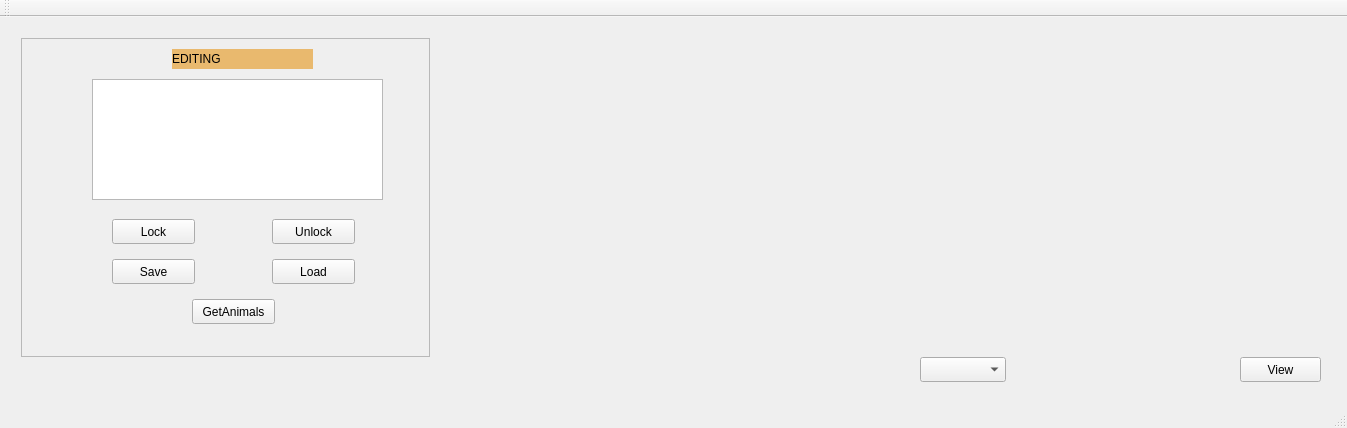
This is mainwindow.ui in DevonHope/Animal-Shelter-Registry-System as Qt 5 draws it before an edit. The edited form follows.
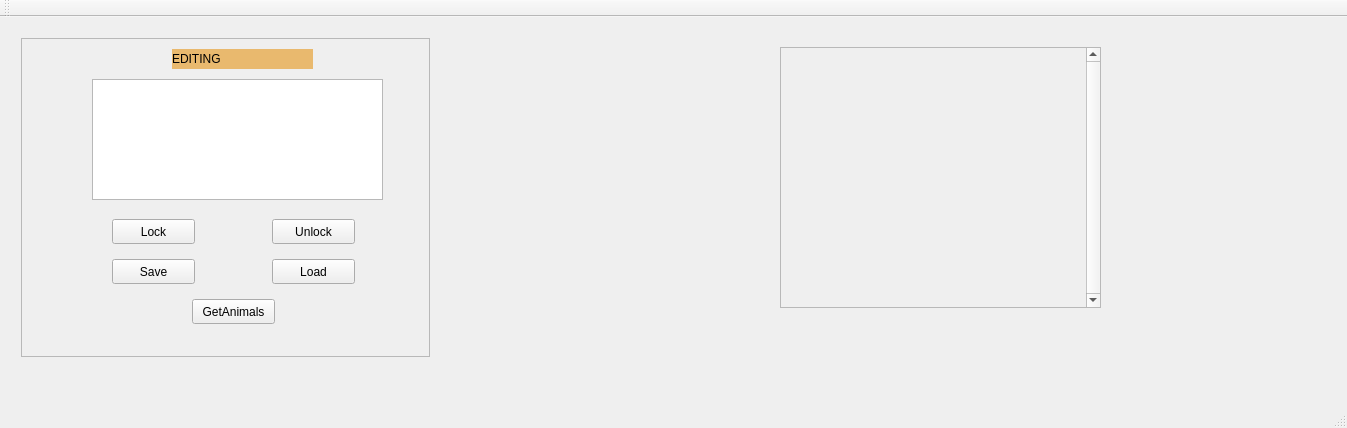
This is the edited form.

Commit message: Started viewing animal profile UI and functionality

What changed in the file:
```diff
--- a/mainwindow.ui
+++ b/mainwindow.ui
@@ -137,39 +137,58 @@
      </item>
     </layout>
    </widget>
-   <widget class="QPushButton" name="viewAnimalButton">
+   <widget class="QScrollArea" name="scrollArea_2">
     <property name="geometry">
      <rect>
-      <x>1240</x>
-      <y>340</y>
-      <width>81</width>
-      <height>25</height>
+      <x>780</x>
+      <y>30</y>
+      <width>321</width>
+      <height>261</height>
      </rect>
     </property>
-    <property name="text">
-     <string>View</string>
+    <property name="verticalScrollBarPolicy">
+     <enum>Qt::ScrollBarAlwaysOn</enum>
     </property>
-   </widget>
-   <widget class="QComboBox" name="comboBox">
+    <property name="widgetResizable">
+     <bool>true</bool>
+    </property>
+    <widget class="QWidget" name="scrollAreaWidgetContents_2">
     <property name="geometry">
      <rect>
-      <x>920</x>
-      <y>340</y>
-      <width>86</width>
-      <height>25</height>
-     </rect>
-    </property>
-   </widget>
+       <x>0</x>
+       <y>0</y>
+       <width>305</width>
+       <height>259</height>
+      </rect>
+     </property>
    <widget class="QWidget" name="verticalLayoutWidget_2">
     <property name="geometry">
      <rect>
-      <x>910</x>
-      <y>10</y>
-      <width>421</width>
-      <height>321</height>
-     </rect>
-    </property>
-    <layout class="QVBoxLayout" name="verticalLayout_2"/>
+        <x>40</x>
+        <y>20</y>
+        <width>231</width>
+        <height>211</height>
+       </rect>
+      </property>
+      <layout class="QVBoxLayout" name="verticalLayout_2">
+       <property name="spacing">
+        <number>0</number>
+       </property>
+       <property name="leftMargin">
+        <number>10</number>
+       </property>
+       <property name="topMargin">
+        <number>10</number>
+       </property>
+       <property name="rightMargin">
+        <number>10</number>
+       </property>
+       <property name="bottomMargin">
+        <number>10</number>
+       </property>
+      </layout>
+     </widget>
+    </widget>
    </widget>
   </widget>
   <widget class="QMenuBar" name="menuBar">
```
Left out of the diff: 3 changed lines with no effect on the pictures. Lines whose indentation alone changed are shown as unchanged. The commit also changes 4 other files.
